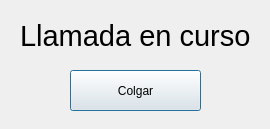
Old version of the form Practica03/GUI/LlamaCursoGUI.ui in the repository marcobravociencias/Redes2017.
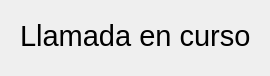
New version of the form.

Commit message: Ventana de llamada en curso

```diff
--- a/Practica03/GUI/LlamaCursoGUI.ui
+++ b/Practica03/GUI/LlamaCursoGUI.ui
@@ -7,7 +7,7 @@
     <x>0</x>
     <y>0</y>
     <width>270</width>
-    <height>129</height>
+    <height>76</height>
    </rect>
   </property>
   <property name="windowTitle">
@@ -31,19 +31,6 @@
     <string>Llamada en curso</string>
    </property>
   </widget>
-  <widget class="QPushButton" name="boton_salir">
-   <property name="geometry">
-    <rect>
-     <x>70</x>
-     <y>70</y>
-     <width>131</width>
-     <height>41</height>
-    </rect>
-   </property>
-   <property name="text">
-    <string>Colgar</string>
-   </property>
-  </widget>
  </widget>
  <resources/>
  <connections/>
```
The commit also changes 2 other files.
